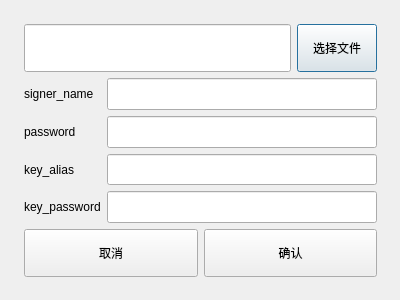
The window that res/ui/dialog_signer_config.ui (purejiang/BlankTool) describes before a commit, drawn with Qt 5.
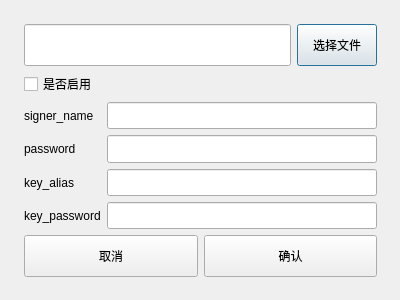
The same window after the commit.

The edit to the form file:
```diff
--- a/res/ui/dialog_signer_config.ui
+++ b/res/ui/dialog_signer_config.ui
@@ -22,7 +22,7 @@
      <height>301</height>
     </rect>
    </property>
-   <layout class="QVBoxLayout" name="verticalLayout" stretch="1,3,1">
+   <layout class="QVBoxLayout" name="verticalLayout" stretch="1,1,3,1">
     <property name="spacing">
      <number>6</number>
     </property>
@@ -65,6 +65,17 @@
       </item>
      </layout>
     </item>
+    <item>
+     <layout class="QHBoxLayout" name="horizontalLayout">
+      <item>
+       <widget class="QCheckBox" name="ckb_is_used_signer">
+        <property name="text">
+         <string>是否启用</string>
+        </property>
+       </widget>
+      </item>
+     </layout>
+    </item>
     <item>
      <layout class="QGridLayout" name="gridLayout" columnstretch="1,4">
       <item row="3" column="0">
```
